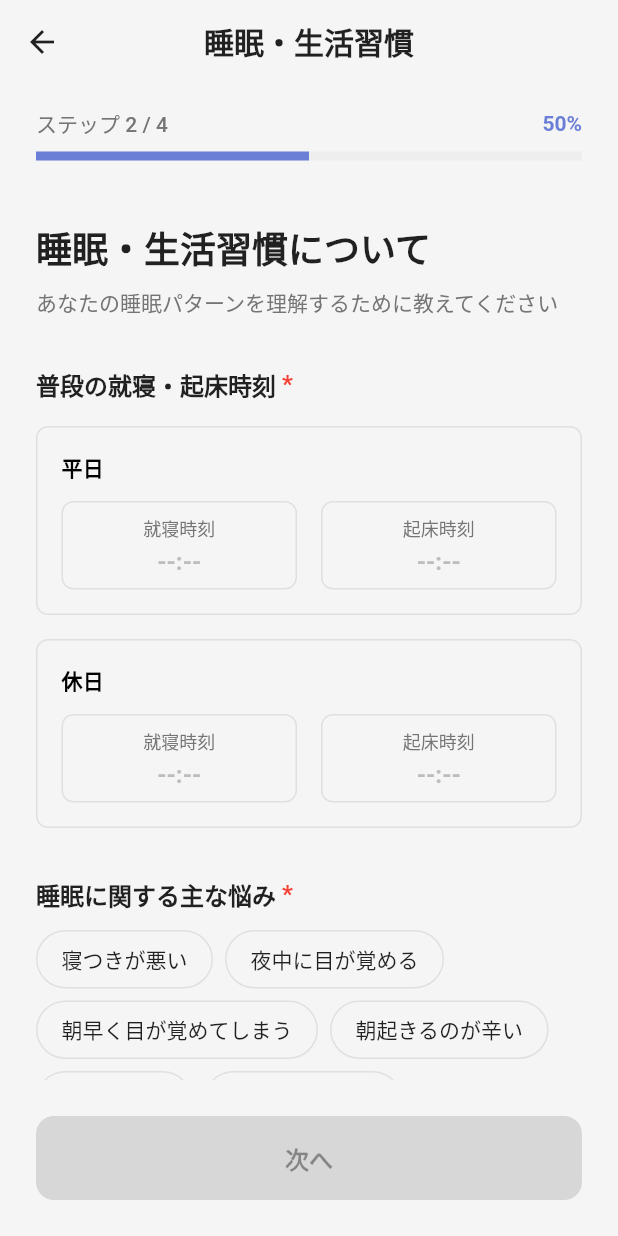
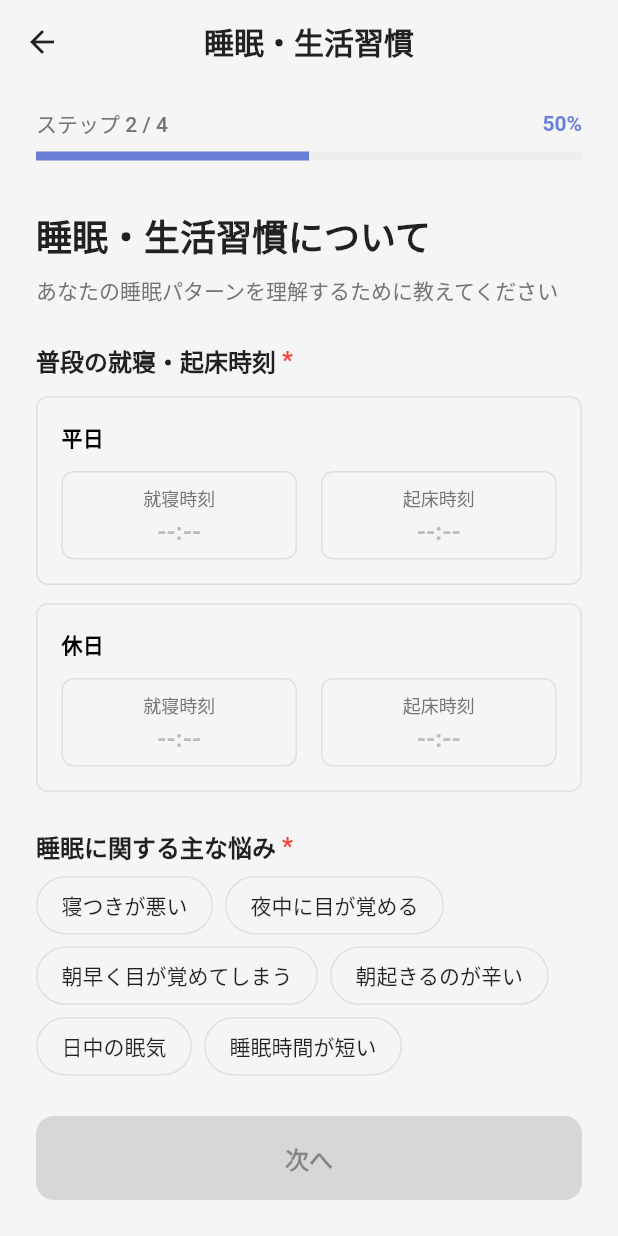
Before and after one commit to araiyutaro/SleepTracker, a Flutter app: the OnboardingSleepHabitsScreen screen opened directly with empty values, on a phone screen of 412 x 824 dp. Run offline on Flutter 3.47's test engine with Material 2 defaults, Android fonts, the phone set to English and light mode, and no system bars; our stand-ins replace fl_chart, flutter_local_notifications, permission_handler, sensors_plus, sqflite, table_calendar and 1 more; accounts and stored records are empty.

Commit message:
オンボーディング画面のレイアウトオーバーフローエラーを修正
- 各画面のパディングとマージンを調整してスペースを最適化
- SingleChildScrollViewを追加して小さな画面でもスクロール可能に
- セクション間のスペーシングを縮小（32px → 20-24px）
- ボタン領域用の余裕スペースを追加（80px）
- ウェルカム画面にConstrainedBoxを追加してレスポンシブ対応

🤖 Generated with [Claude Code](https://claude.ai/code)

Co-Authored-By: Claude <noreply@anthropic.com>

```diff
--- a/lib/presentation/screens/onboarding/onboarding_completion_screen.dart
+++ b/lib/presentation/screens/onboarding/onboarding_completion_screen.dart
@@ -58,7 +58,7 @@ class _OnboardingCompletionScreenState extends State<OnboardingCompletionScreen>
           ),
 
           Expanded(
-            child: Padding(
+            child: SingleChildScrollView(
               padding: const EdgeInsets.all(24.0),
               child: Column(
                 children: [
@@ -112,7 +112,7 @@ class _OnboardingCompletionScreenState extends State<OnboardingCompletionScreen>
                   // サマリー表示
                   _buildSummaryCard(),
 
-                  const Spacer(),
+                  const SizedBox(height: 40),
 
                   // アプリを始めるボタン
                   SizedBox(
--- a/lib/presentation/screens/onboarding/onboarding_sleep_habits_screen.dart
+++ b/lib/presentation/screens/onboarding/onboarding_sleep_habits_screen.dart
@@ -88,7 +88,7 @@ class _OnboardingSleepHabitsScreenState extends State<OnboardingSleepHabitsScree
 
           Expanded(
             child: SingleChildScrollView(
-              padding: const EdgeInsets.all(24.0),
+              padding: const EdgeInsets.fromLTRB(24.0, 16.0, 24.0, 24.0),
               child: Column(
                 crossAxisAlignment: CrossAxisAlignment.start,
                 children: [
@@ -105,65 +105,65 @@ class _OnboardingSleepHabitsScreenState extends State<OnboardingSleepHabitsScree
                       color: Colors.grey[600],
                     ),
                   ),
-                  const SizedBox(height: 32),
+                  const SizedBox(height: 24),
 
                   // 就寝・起床時刻
                   _buildSectionTitle('普段の就寝・起床時刻', isRequired: true),
-                  const SizedBox(height: 16),
+                  const SizedBox(height: 12),
                   _buildTimeSection('平日', _weekdayBedtime, _weekdayWakeTime, (bedtime, wakeTime) {
                     setState(() {
                       _weekdayBedtime = bedtime;
                       _weekdayWakeTime = wakeTime;
                     });
                   }),
-                  const SizedBox(height: 16),
+                  const SizedBox(height: 12),
                   _buildTimeSection('休日', _weekendBedtime, _weekendWakeTime, (bedtime, wakeTime) {
                     setState(() {
                       _weekendBedtime = bedtime;
                       _weekendWakeTime = wakeTime;
                     });
                   }),
-                  const SizedBox(height: 32),
+                  const SizedBox(height: 24),
 
                   // 睡眠の悩み
                   _buildSectionTitle('睡眠に関する主な悩み', isRequired: true),
-                  const SizedBox(height: 12),
+                  const SizedBox(height: 8),
                   _buildMultiChoiceSection(_sleepConcerns, _selectedConcerns, (concerns) {
                     setState(() {
                       _selectedConcerns = concerns;
                     });
                   }),
-                  const SizedBox(height: 32),
+                  const SizedBox(height: 20),
 
                   // カフェイン摂取習慣
                   _buildSectionTitle('カフェイン摂取習慣', isRequired: false),
-                  const SizedBox(height: 12),
+                  const SizedBox(height: 8),
                   _buildSingleChoiceSection(_habitOptions, _caffeineHabit, (value) {
                     setState(() {
                       _caffeineHabit = value;
                     });
                   }),
-                  const SizedBox(height: 32),
+                  const SizedBox(height: 20),
 
                   // アルコール摂取習慣
                   _buildSectionTitle('アルコール摂取習慣', isRequired: false),
-                  const SizedBox(height: 12),
+                  const SizedBox(height: 8),
                   _buildSingleChoiceSection(_habitOptions, _alcoholHabit, (value) {
                     setState(() {
                       _alcoholHabit = value;
                     });
                   }),
-                  const SizedBox(height: 32),
+                  const SizedBox(height: 20),
 
                   // 運動習慣
                   _buildSectionTitle('運動習慣', isRequired: false),
-                  const SizedBox(height: 12),
+                  const SizedBox(height: 8),
                   _buildSingleChoiceSection(_exerciseOptions, _exerciseHabit, (value) {
                     setState(() {
                       _exerciseHabit = value;
                     });
                   }),
-                  const SizedBox(height: 40),
+                  const SizedBox(height: 80), // ボタン分の余裕を追加
                 ],
               ),
             ),
```
Also changed, not shown: lib/presentation/screens/onboarding/onboarding_basic_info_screen.dart (+8 -8 lines), lib/presentation/screens/onboarding/onboarding_phone_usage_screen.dart (+6 -6 lines), lib/presentation/screens/onboarding/onboarding_welcome_screen.dart (+9 -2 lines).
